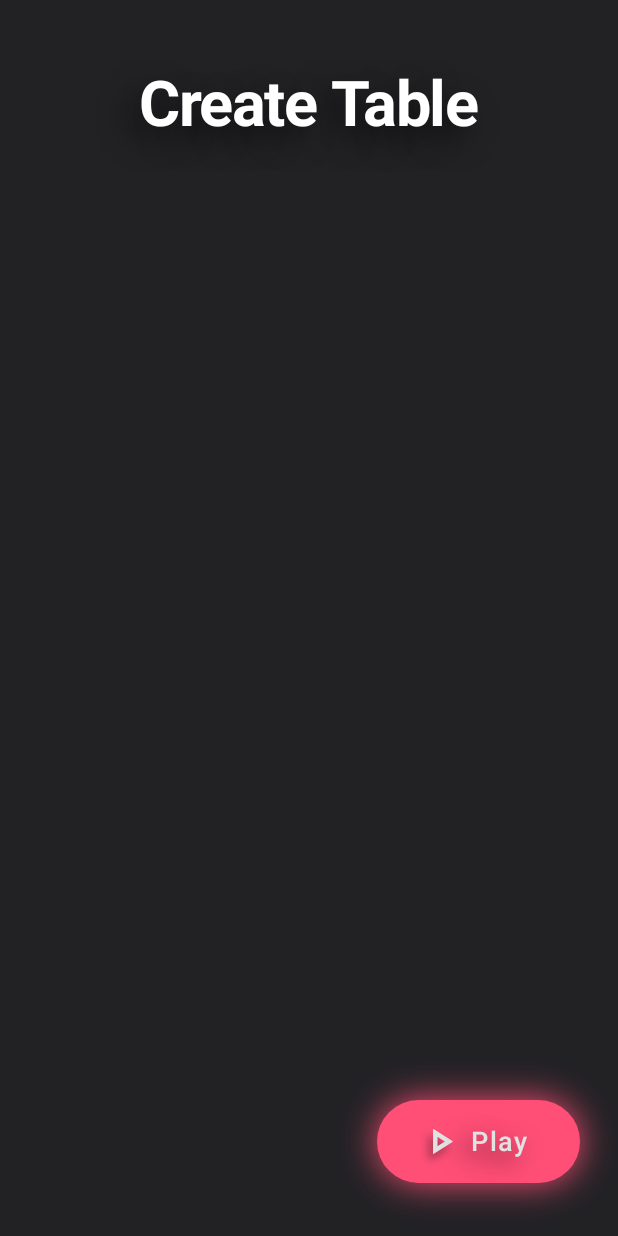
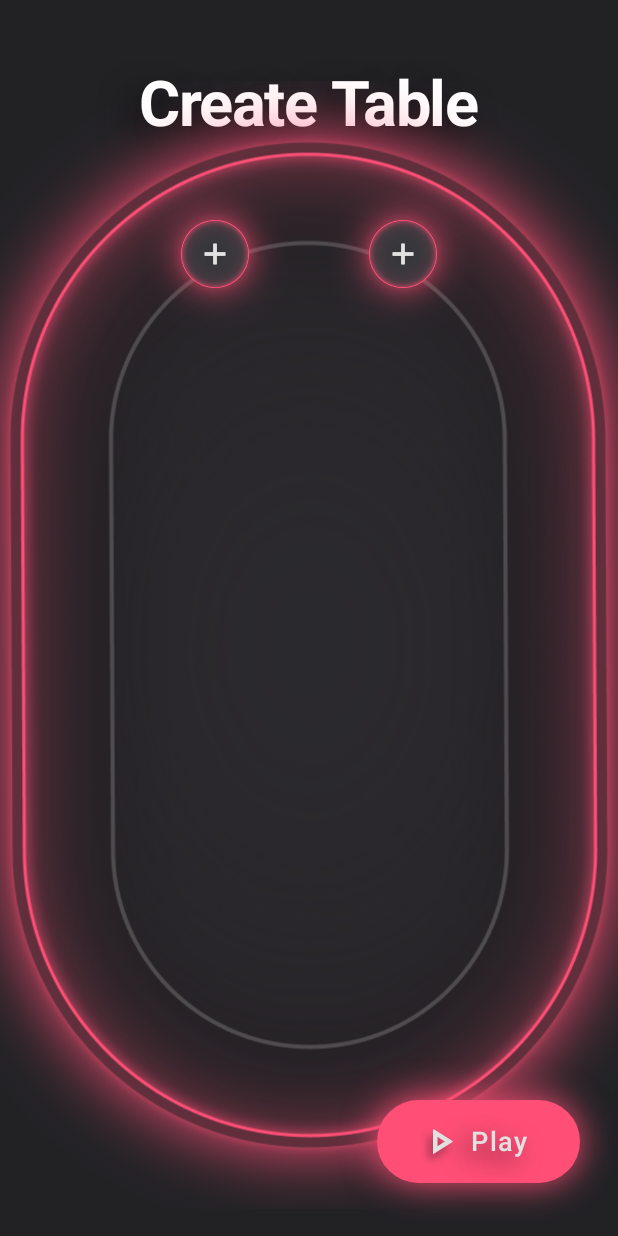
Before and after one commit to Sycariae/Chipless, an Android app built with Jetpack Compose: the CreateTableScreen screen opened through its navigation route, on a phone screen of 412 x 824 dp. Run offline under Robolectric (Android 15) with nearby library versions, the light colour scheme and no system bars.

Commit message:
Added table image, added player button images, reworked folder layout

```diff
--- a/app/src/main/java/com/sycarias/chipless/MainActivity.kt
+++ b/app/src/main/java/com/sycarias/chipless/MainActivity.kt
@@ -26,8 +26,8 @@ import androidx.navigation.NavController
 import androidx.navigation.compose.NavHost
 import androidx.navigation.compose.composable
 import androidx.navigation.compose.rememberNavController
-import com.sycarias.chipless.funs.Shadowed
-import com.sycarias.chipless.funs.buttonShadow
+import com.sycarias.chipless.backend.Shadowed
+import com.sycarias.chipless.backend.buttonShadow
 import com.sycarias.chipless.ui.theme.ChiplessTheme
 import com.sycarias.chipless.ui.theme.ChiplessButtonColors as CButtonColors
 import com.sycarias.chipless.ui.theme.ChiplessColors as CColor
@@ -56,6 +56,7 @@ fun AppNavigation() {
 
 @Composable
 fun MainScreen(navController: NavController) {
+
     Column(
         modifier = Modifier
             .fillMaxSize(),
@@ -92,7 +93,7 @@ fun MainScreen(navController: NavController) {
 
         // Image
         Image(
-            painter = painterResource(id = R.drawable.cards_image), // Add your image in drawable
+            painter = painterResource(id = R.drawable.image_cards), // Add your image in drawable
             contentDescription = "Poker Cards Icon",
             contentScale = ContentScale.Fit,
             modifier = Modifier
@@ -173,6 +174,74 @@ fun CreateTableScreen(navController: NavController) {
             ),
             color = CColor.textPrimary
         )
+
+        Box (
+            modifier = Modifier.fillMaxSize(),
+            contentAlignment = Alignment.TopCenter
+        ) {
+            // TABLE IMAGE
+            Shadowed(
+                modifier = Modifier.padding(top = 0.dp),
+                blurRadius = 40.dp,
+                color = CColor.primary.copy(alpha = 1f),
+                offsetX = 0.dp,
+                offsetY = 0.dp
+            ) {
+                Shadowed(
+                    modifier = Modifier,
+                    blurRadius = 5.dp,
+                    color = CColor.primary.copy(alpha = 0.5f),
+                    offsetX = 0.dp,
+                    offsetY = 0.dp
+                ) {
+                    Image(
+                        painter = painterResource(id = R.drawable.image_table), // Add your image in drawable
+                        contentDescription = "Poker Table Image",
+                        contentScale = ContentScale.Fit,
+                        modifier = Modifier.width(400.dp)
+                    )
+                }
+            }
+
+            // PLAYERS TOP ROW
+            Shadowed(
+                modifier = Modifier.padding(25.dp),
+                blurRadius = 20.dp,
+                color = CColor.primary.copy(alpha = 0.9f),
+                offsetX = 0.dp,
+                offsetY = 0.dp
+            ) {
+                Shadowed(
+                    modifier = Modifier,
+                    blurRadius = 5.dp,
+                    color = CColor.primary.copy(alpha = 0.25f),
+                    offsetX = 0.dp,
+                    offsetY = 0.dp
+                ) {
+                    Row(
+                        modifier = Modifier
+                            .fillMaxWidth()
+                            .height(100.dp),
+                        verticalAlignment = Alignment.CenterVertically,
+                        horizontalArrangement = Arrangement.Center
+                    ) {
+                        Image(
+                            painter = painterResource(id = R.drawable.image_add_player), // Add your image in drawable
+                            contentDescription = "Add Player Button",
+                            contentScale = ContentScale.Fit,
+                            modifier = Modifier.width(45.dp)
+                        )
+                        Spacer(modifier = Modifier.width(80.dp))
+                        Image(
+                            painter = painterResource(id = R.drawable.image_add_player), // Add your image in drawable
+                            contentDescription = "Add Player Button",
+                            contentScale = ContentScale.Fit,
+                            modifier = Modifier.width(45.dp)
+                        )
+                    }
+                }
+            }
+        }
     }
 
     Column(
--- a/app/src/main/java/com/sycarias/chipless/funs/DropShadowComposable.kt
+++ b/app/src/main/java/com/sycarias/chipless/backend/DropShadowComposable.kt
@@ -1,4 +1,4 @@
-package com.sycarias.chipless.funs
+package com.sycarias.chipless.backend
 
 import androidx.compose.foundation.layout.Box
 import androidx.compose.foundation.layout.padding
--- a/app/src/main/java/com/sycarias/chipless/funs/ModifierExtensions.kt
+++ b/app/src/main/java/com/sycarias/chipless/backend/ModifierExtensions.kt
@@ -1,4 +1,4 @@
-package com.sycarias.chipless.funs
+package com.sycarias.chipless.backend
 
 import androidx.compose.ui.Modifier
 import androidx.compose.ui.draw.drawBehind
```
Also changed, not shown: app/src/main/res/drawable/image_add_player.png (added), app/src/main/res/drawable/image_cards.png (renamed from app/src/main/res/drawable/cards_image.png), app/src/main/res/drawable/image_table.png (added).
